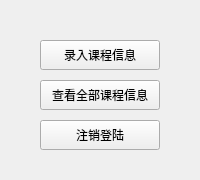
The window that Student Manage System/AdminMainWidget.ui (BakaSea/Student-Manage-System) describes before a commit, drawn with Qt 5.
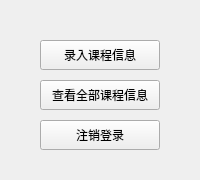
The same window after the commit.

```diff
--- a/Student Manage System/AdminMainWidget.ui
+++ b/Student Manage System/AdminMainWidget.ui
@@ -35,7 +35,7 @@
     </rect>
    </property>
    <property name="text">
-    <string>注销登陆</string>
+    <string>注销登录</string>
    </property>
   </widget>
   <widget class="QPushButton" name="btnInputCourse">
```
